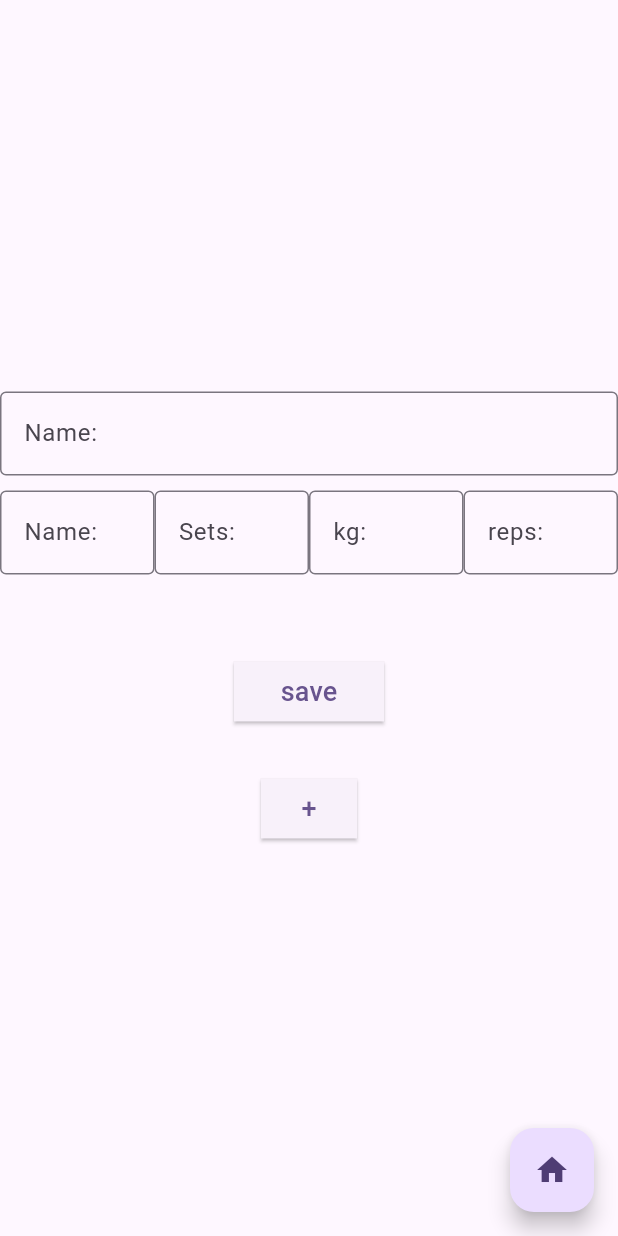
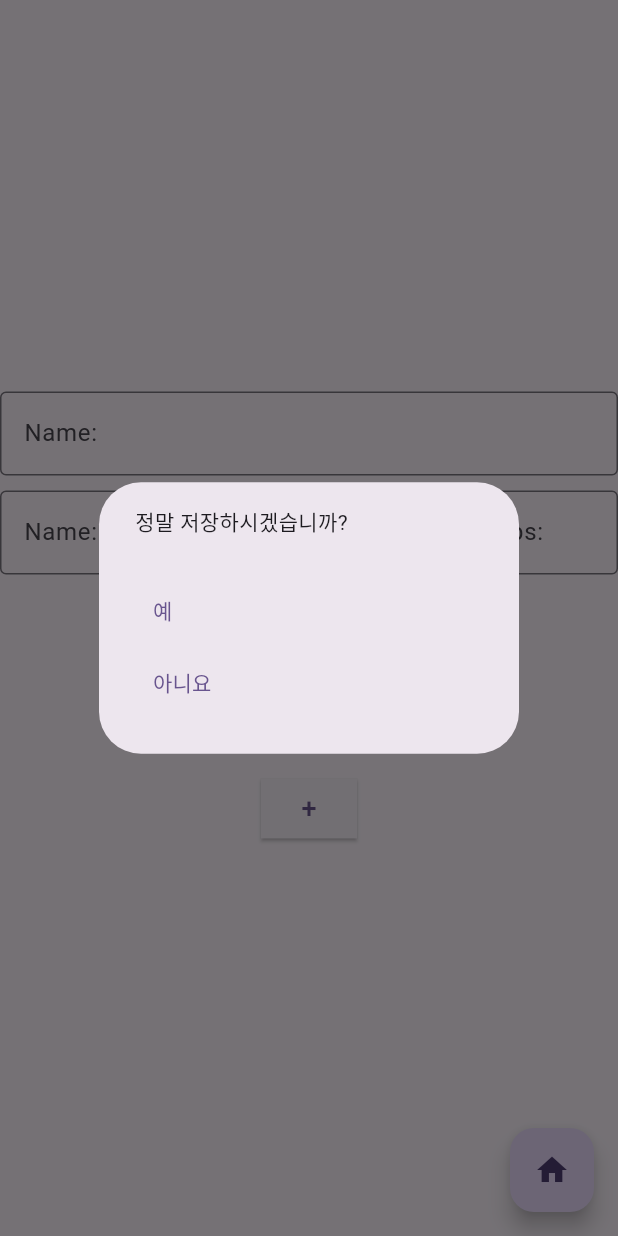
Before and after one commit to imyhnam0/health_project, a Flutter app: the CreateRoutine screen opened directly, after a tap on "save", on a phone screen of 412 x 824 dp. Run offline on Flutter 3.47's test engine with Material 3 defaults, Android fonts, the phone set to English and light mode, and no system bars.

Commit message:
new 1.05

```diff
--- a/lib/health_routine.dart
+++ b/lib/health_routine.dart
@@ -11,6 +11,7 @@ class Exercise {
     required this.sets,
     required this.kg,
     required this.reps,
+
   });
 }
 
@@ -20,18 +21,27 @@ class CreateRoutine extends StatefulWidget {
   @override
   State<CreateRoutine> createState() => _CreateRoutineState();
 }
-TextEditingController nameController = TextEditingController();
-TextEditingController setsController = TextEditingController();
-TextEditingController kgController = TextEditingController();
-TextEditingController repsController = TextEditingController();
+
+
+
+
+
 
 class _CreateRoutineState extends State<CreateRoutine> {
 
+  var nameController = [TextEditingController()];
+  var setsController = [TextEditingController()];
+  var kgController = [TextEditingController()];
+  var repsController = [TextEditingController()];
+
 
   List<Exercise> exercises = [];
+  List<Widget> textFieldRows = [];
 
-  List<Widget> textFieldRows = [
-    // Initial row of text fields
+  @override
+ void initState() {
+    super.initState();
+    textFieldRows.add( // Initial row of text fields
         Row(
           children: [
             Expanded(
@@ -39,7 +49,7 @@ class _CreateRoutineState extends State<CreateRoutine> {
                 width: 100,
                 height: 100,
                 child: TextField(
-              controller: nameController,
+                  controller: nameController[0],
                   decoration: InputDecoration(
                     labelText: 'Name: ',
                     border: OutlineInputBorder(),
@@ -52,7 +62,7 @@ class _CreateRoutineState extends State<CreateRoutine> {
                 width: 100,
                 height: 100,
                 child: TextField(
-              controller: setsController,
+                  controller: setsController[0],
                   decoration: InputDecoration(
                     labelText: 'Sets: ',
                     border: OutlineInputBorder(),
@@ -66,7 +76,7 @@ class _CreateRoutineState extends State<CreateRoutine> {
                 width: 100,
                 height: 100,
                 child: TextField(
-              controller: kgController,
+                  controller: kgController[0],
                   decoration: InputDecoration(
                     labelText: 'kg: ',
                     border: OutlineInputBorder(),
@@ -79,7 +89,7 @@ class _CreateRoutineState extends State<CreateRoutine> {
                 width: 100,
                 height: 100,
                 child: TextField(
-              controller: repsController,
+                  controller: repsController[0],
                   decoration: InputDecoration(
                     labelText: 'reps: ',
                     border: OutlineInputBorder(),
@@ -88,20 +98,21 @@ class _CreateRoutineState extends State<CreateRoutine> {
               ),
             ),
           ],
-    ),
-  ];
-
+        ));
+  }
 
   @override
 
 
   Widget build(BuildContext context) {
+
     return Scaffold(
       body: Center(
         child: SingleChildScrollView(
           child: Column(
             mainAxisAlignment: MainAxisAlignment.center,
             children: [
+
 
                 TextField(
 
@@ -126,23 +137,78 @@ class _CreateRoutineState extends State<CreateRoutine> {
               style: TextStyle(fontSize: 18),
             ),
              onPressed: () {
+               showDialog(
+                   context: context,
+                   barrierDismissible: true, // 바깥 영역 터치시 닫을지 여부
+                   builder: (BuildContext context) {
+                     return AlertDialog(
+                         content: const Text('정말 저장하시겠습니까?'),
+                         insetPadding: const  EdgeInsets.fromLTRB(0,80,0, 80),
+                       actions: [
+                         TextButton(
+                           child: Row(
+                             children: [
+                               Column(
+                                 children: [
+                                   Center(child: const Text('예')),
+                                 ],
+                               ),
+                             ],
+                           ),
+                           onPressed: () {
+                             Navigator.of(context).pop();
+
+                             setState(() {
+                               for(int i=0;i<nameController.length;i++)
+                               {
                                  Exercise exercise = Exercise(
-                name: nameController.text,
-                sets: int.parse(setsController.text),
-                kg: double.parse(kgController.text),
-                reps: int.parse(repsController.text),
+                                   name: nameController[i].text,
+                                   sets: int.parse(setsController[i].text),
+                                   kg: double.parse(kgController[i].text),
+                                   reps: int.parse(repsController[i].text),
                                  );
-              setState(() {
                                  exercises.add(exercise);
-              });
+                               }
 
-              print("Stored Exercises:");
+                               print("inner Exercises:");
                                for (Exercise storedExercise in exercises) {
                                  print("Name: ${storedExercise.name}, Sets: ${storedExercise.sets}, KG: ${storedExercise.kg}, Reps: ${storedExercise.reps}");
                                }
+
+                             });
+                             print("inner Exercises:");
+                             for (Exercise storedExercise in exercises) {
+                               print("Name: ${storedExercise.name}, Sets: ${storedExercise.sets}, KG: ${storedExercise.kg}, Reps: ${storedExercise.reps}");
+                             }
+
+
+                           },
+                         ),
+                         TextButton(
+                           child: Row(
+                             children: [
+                               Column(
+                                 children: [
+                                   Center(child: const Text('아니요')),
+                                 ],
+                               ),
+                             ],
+                           ),
+                           onPressed: () {
+                             Navigator.of(context).pop();
+                           },
+                         ),
+                       ],
+                     );
+                   }
+               );
+
+
             },
           ),
               const SizedBox(height: 30),
+
+
 
             _elevatedButton(context),
 
@@ -160,15 +226,13 @@ class _CreateRoutineState extends State<CreateRoutine> {
     );
   }
 
+  Widget _elevatedButton(BuildContext context) {
+    nameController.add(TextEditingController());
+    kgController.add(TextEditingController());
+    repsController.add(TextEditingController());
+    setsController.add(TextEditingController());
 
 
-
-
-  Widget _elevatedButton(BuildContext context) {
-    TextEditingController newExerciseNameController = TextEditingController();
-    TextEditingController newSetsController = TextEditingController();
-    TextEditingController newKgController = TextEditingController();
-    TextEditingController newRepsController = TextEditingController();
 
     return ElevatedButton(
       style: ElevatedButton.styleFrom(
@@ -192,7 +256,7 @@ class _CreateRoutineState extends State<CreateRoutine> {
                     width: 100,
                     height: 100,
                     child: TextField(
-                      controller: newExerciseNameController,
+                      controller: nameController[nameController.length-1],
                       decoration: InputDecoration(
                         labelText: 'Name: ',
                         border: OutlineInputBorder(),
@@ -205,7 +269,7 @@ class _CreateRoutineState extends State<CreateRoutine> {
                     width: 100,
                     height: 100,
                     child: TextField(
-                      controller: newSetsController,
+                      controller: setsController[setsController.length-1],
                       decoration: InputDecoration(
                         labelText: 'Sets: ',
                         border: OutlineInputBorder(),
@@ -218,7 +282,7 @@ class _CreateRoutineState extends State<CreateRoutine> {
                     width: 100,
                     height: 100,
                     child: TextField(
-                      controller: newKgController,
+                      controller: kgController[kgController.length-1],
                       decoration: InputDecoration(
                         labelText: 'kg: ',
                         border: OutlineInputBorder(),
@@ -231,7 +295,7 @@ class _CreateRoutineState extends State<CreateRoutine> {
                     width: 100,
                     height: 100,
                     child: TextField(
-                      controller: newRepsController,
+                      controller: repsController[repsController.length-1],
                       decoration: InputDecoration(
                         labelText: 'reps: ',
                         border: OutlineInputBorder(),
```
Lines whose indentation alone changed are shown as unchanged.
